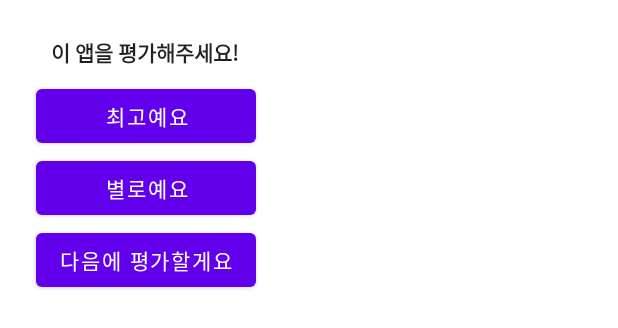
After one commit to koreadydtkd/ReadImageText, an Android app: the layout dialog_custom.xml on its own in the app's theme, with its tools: preview values and no code run, on a phone screen of 412 x 824 dp. The commit adds this screen. Shown: the top 328 px of the screen. Run offline under Robolectric (Android 15) with nearby library versions, the phone set to English and light mode, and no system bars.

Commit message:
- 커스텀 다이얼로그 추가

```diff
--- a/app/src/main/java/hys/hmonkeyys/readimagetext/MainActivity.kt
+++ b/app/src/main/java/hys/hmonkeyys/readimagetext/MainActivity.kt
@@ -29,6 +29,7 @@ import com.google.android.gms.ads.MobileAds
 import com.google.mlkit.vision.common.InputImage
 import com.google.mlkit.vision.text.TextRecognition
 import com.google.mlkit.vision.text.TextRecognizerOptions
+import hys.hmonkeyys.readimagetext.customdialog.CustomDialog
 import hys.hmonkeyys.readimagetext.databinding.ActivityMainBinding
 import hys.hmonkeyys.readimagetext.model.WebHistoryModel
 import hys.hmonkeyys.readimagetext.room.WebDatabase
@@ -77,6 +78,9 @@ class MainActivity : AppCompatActivity() {
         initAdmob()
 
         checkPermissions()
+
+        val customDialog = CustomDialog()
+        customDialog.show(supportFragmentManager, customDialog.tag)
     }
 
     override fun onStop() {
@@ -341,6 +345,12 @@ class MainActivity : AppCompatActivity() {
                         if(isAllGranted) {
                             // 모든 권한 허용
 //                            Util(applicationContext).downloadGoogleTranslator()
+//                            if(!spf.getBoolean(SharedPreferencesConst.IS_FIRST, false)) {
+//                                spf.edit().putBoolean(SharedPreferencesConst.IS_FIRST, true).apply()
+                                // todo 커스텀 다이얼로그 띄우기 - 간단한 앱 안내
+//                                val customDialog = CustomDialog()
+//                                customDialog.show(supportFragmentManager, customDialog.tag)
+//                            }
                         } else {
                             // 권한 불허
                             Log.e(TAG, "권한 미 허용")
--- /dev/null
+++ b/app/src/main/java/hys/hmonkeyys/readimagetext/customdialog/CustomDialog.kt
@@ -0,0 +1,26 @@
+package hys.hmonkeyys.readimagetext.customdialog
+
+import android.os.Bundle
+import android.view.LayoutInflater
+import android.view.View
+import android.view.ViewGroup
+import androidx.fragment.app.DialogFragment
+import hys.hmonkeyys.readimagetext.databinding.DialogCustomBinding
+
+class CustomDialog : DialogFragment() {
+    private var binding: DialogCustomBinding? = null
+
+    override fun onCreateView(inflater: LayoutInflater, container: ViewGroup?, savedInstanceState: Bundle?): View? {
+        binding = DialogCustomBinding.inflate(inflater, container, false)
+        return binding?.root
+    }
+
+    override fun onViewCreated(view: View, savedInstanceState: Bundle?) {
+        super.onViewCreated(view, savedInstanceState)
+    }
+
+    override fun onDestroy() {
+        super.onDestroy()
+        binding = null
+    }
+}
--- a/app/src/main/java/hys/hmonkeyys/readimagetext/utils/SharedPreferencesConst.kt
+++ b/app/src/main/java/hys/hmonkeyys/readimagetext/utils/SharedPreferencesConst.kt
@@ -14,6 +14,8 @@ class SharedPreferencesConst {
         const val SETTING_URL = "setting_url"
 
         const val IS_PAID = "is_paid"
+        const val IS_FIRST = "is_first"
+
         const val LAST_URL = "last_url"
     }
 }
--- a/app/src/main/res/layout/activity_main.xml
+++ b/app/src/main/res/layout/activity_main.xml
@@ -273,7 +273,7 @@
             android:layout_width="wrap_content"
             android:layout_height="wrap_content"
             ads:adSize="BANNER"
-            ads:adUnitId="@string/banner_ad_id"
+            ads:adUnitId="@string/banner_ad_test_id"
             ads:layout_constraintBottom_toBottomOf="parent"
             ads:layout_constraintEnd_toEndOf="parent"
             ads:layout_constraintStart_toStartOf="parent" />
--- /dev/null
+++ b/app/src/main/res/layout/dialog_custom.xml
@@ -0,0 +1,56 @@
+<?xml version="1.0" encoding="utf-8"?>
+<androidx.constraintlayout.widget.ConstraintLayout xmlns:android="http://schemas.android.com/apk/res/android"
+    xmlns:app="http://schemas.android.com/apk/res-auto"
+    android:layout_width="wrap_content"
+    android:layout_height="wrap_content">
+
+    <TextView
+        android:id="@+id/dial_tv_text"
+        android:layout_width="wrap_content"
+        android:layout_height="wrap_content"
+        android:layout_marginTop="24dp"
+        android:text="이 앱을 평가해주세요!"
+        android:textColor="?android:attr/textColorPrimary"
+        android:textStyle="bold"
+        app:layout_constraintEnd_toEndOf="parent"
+        app:layout_constraintHorizontal_bias="0.492"
+        app:layout_constraintStart_toStartOf="parent"
+        app:layout_constraintTop_toTopOf="parent" />
+
+    <Button
+        android:id="@+id/dial_btn_1"
+        android:layout_width="0dp"
+        android:layout_height="wrap_content"
+        android:layout_marginStart="24dp"
+        android:layout_marginTop="8dp"
+        android:layout_marginEnd="24dp"
+        android:text="최고예요"
+        app:layout_constraintEnd_toEndOf="parent"
+        app:layout_constraintStart_toStartOf="parent"
+        app:layout_constraintTop_toBottomOf="@+id/dial_tv_text" />
+
+    <Button
+        android:id="@+id/dial_btn_2"
+        android:layout_width="0dp"
+        android:layout_height="wrap_content"
+        android:layout_marginStart="24dp"
+        android:layout_marginEnd="24dp"
+        android:text="별로예요"
+        app:layout_constraintEnd_toEndOf="parent"
+        app:layout_constraintHorizontal_bias="0.501"
+        app:layout_constraintStart_toStartOf="parent"
+        app:layout_constraintTop_toBottomOf="@+id/dial_btn_1" />
+
+    <Button
+        android:id="@+id/dial_btn_3"
+        android:layout_width="wrap_content"
+        android:layout_height="wrap_content"
+        android:layout_marginStart="24dp"
+        android:layout_marginEnd="24dp"
+        android:layout_marginBottom="24dp"
+        android:text="다음에 평가할게요"
+        app:layout_constraintBottom_toBottomOf="parent"
+        app:layout_constraintEnd_toEndOf="parent"
+        app:layout_constraintStart_toStartOf="parent"
+        app:layout_constraintTop_toBottomOf="@+id/dial_btn_2" />
+</androidx.constraintlayout.widget.ConstraintLayout>
```
